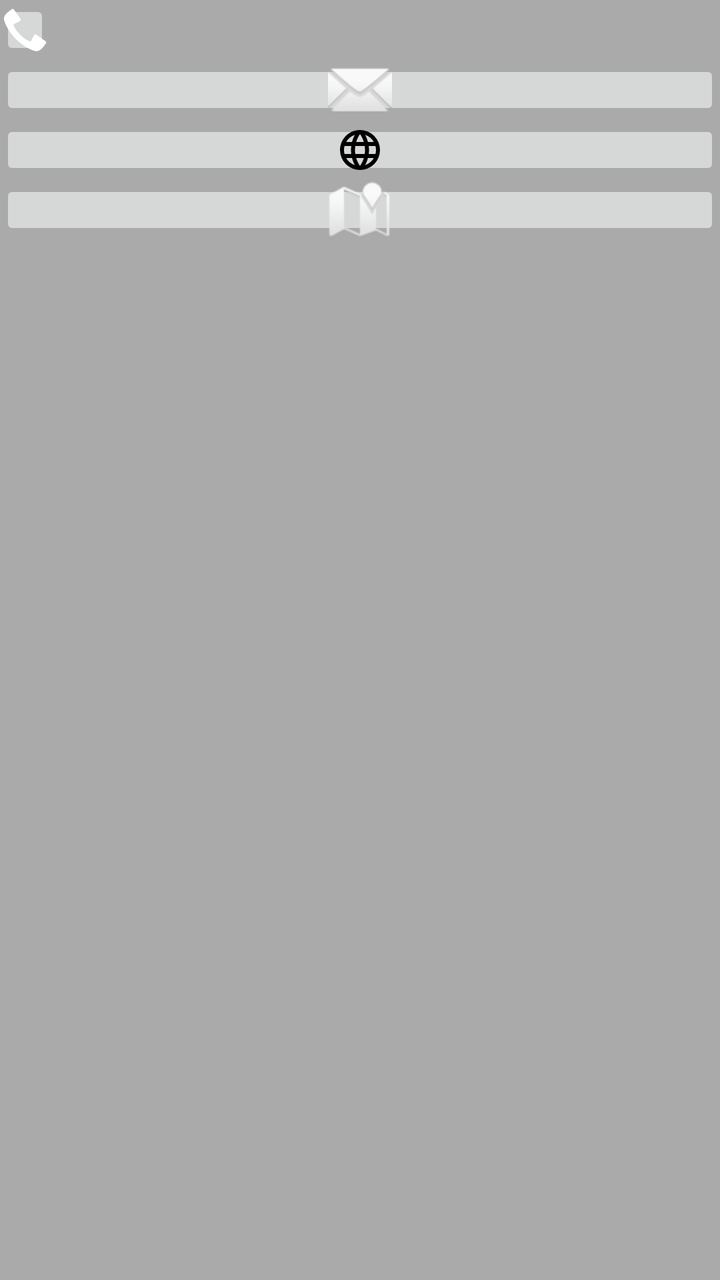
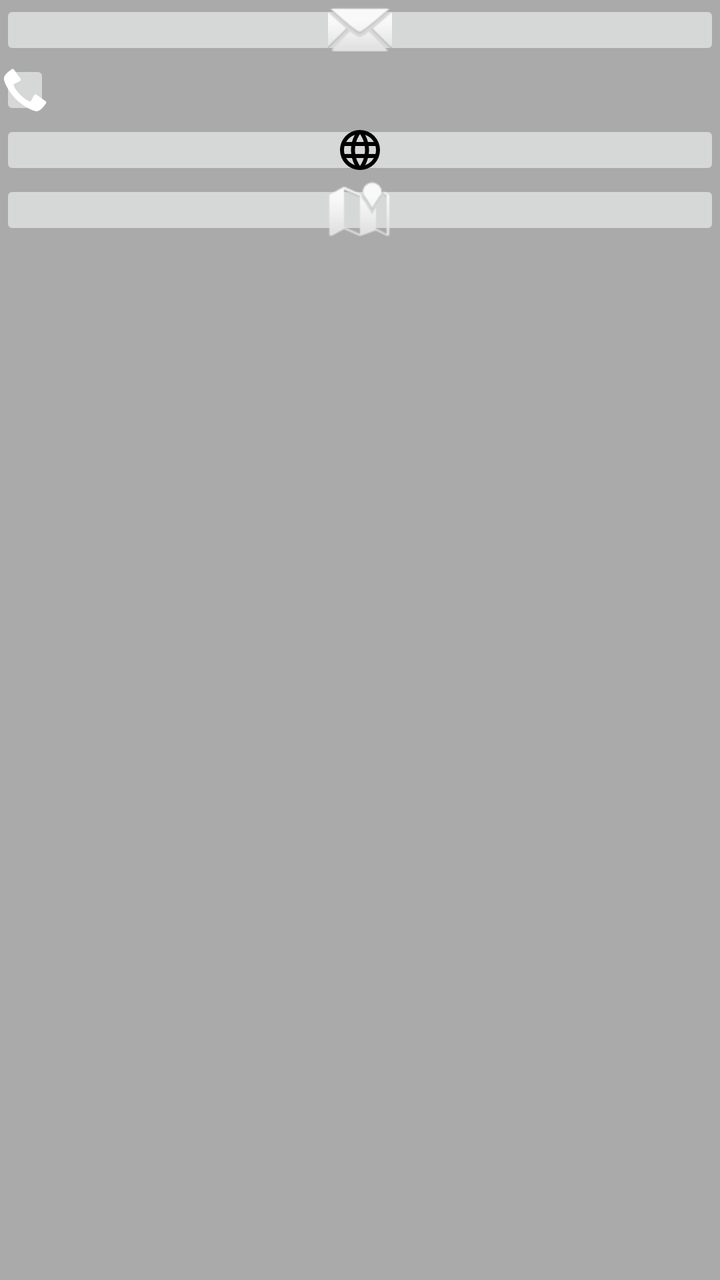

The first picture is an Android layout as it rendered before a commit; the second is the same layout after the commit. The layout source and the unified diff follow.
<!-- AndroidManifest.xml: application theme AppTheme -->
<!-- res/layout/dialog_contact.xml -->
<?xml version="1.0" encoding="utf-8"?>
<LinearLayout
    xmlns:android="http://schemas.android.com/apk/res/android"
    android:id="@+id/collection_add_bar"
    android:layout_width="match_parent"
    android:layout_height="match_parent"
    android:layout_marginStart="8dp"
    android:layout_marginEnd="4dp"
    android:layout_marginTop="4dp"
    android:orientation="vertical"
    android:padding="0dp"
    android:background="@color/colorNeutralDark">

    <ImageButton
        android:id="@+id/phone_button"
        android:src="@android:drawable/stat_sys_phone_call"
        android:layout_width="25dp"
        android:layout_height="30dp"
        android:gravity="center"
        android:textColor="#555"
        android:textStyle="bold"
        android:textSize="@dimen/text_size_paragraph_title"
        android:padding="0dp"/>

    <ImageButton
        android:id="@+id/email_button"
        android:src="@android:drawable/ic_dialog_email"
        android:layout_width="match_parent"
        android:layout_height="30dp"
        android:gravity="center"
        android:textColor="#555"
        android:textStyle="bold"
        android:textSize="@dimen/text_size_paragraph_title"
        android:padding="0dp"/>

    <ImageButton
        android:id="@+id/website_button"
        android:src="@drawable/web"
        android:layout_width="match_parent"
        android:layout_height="30dp"
        android:gravity="center"
        android:textColor="#555"
        android:textStyle="bold"
        android:textSize="@dimen/text_size_paragraph_title"
        android:padding="0dp"/>

    <ImageButton
        android:id="@+id/address_button"
        android:src="@android:drawable/ic_dialog_map"
        android:layout_width="match_parent"
        android:layout_height="30dp"
        android:gravity="center"
        android:textColor="#555"
        android:textStyle="bold"
        android:textSize="@dimen/text_size_paragraph_title"
        android:padding="0dp"/>

</LinearLayout>
<!-- resources referenced by this layout -->
<resources>
  <color name="colorNeutralDark">#AAA</color>
  <dimen name="text_size_paragraph_title">20sp</dimen>
  <!-- drawable web (drawable) -->
  <vector xmlns:android="http://schemas.android.com/apk/res/android"
      android:height="24dp"
      android:width="24dp"
      android:viewportWidth="24"
      android:viewportHeight="24">
      <path android:fillColor="#000" android:pathData="M16.36,14C16.44,13.34 16.5,12.68 16.5,12C16.5,11.32 16.44,10.66 16.36,10H19.74C19.9,10.64 20,11.31 20,12C20,12.69 19.9,13.36 19.74,14M14.59,19.56C15.19,18.45 15.65,17.25 15.97,16H18.92C17.96,17.65 16.43,18.93 14.59,19.56M14.34,14H9.66C9.56,13.34 9.5,12.68 9.5,12C9.5,11.32 9.56,10.65 9.66,10H14.34C14.43,10.65 14.5,11.32 14.5,12C14.5,12.68 14.43,13.34 14.34,14M12,19.96C11.17,18.76 10.5,17.43 10.09,16H13.91C13.5,17.43 12.83,18.76 12,19.96M8,8H5.08C6.03,6.34 7.57,5.06 9.4,4.44C8.8,5.55 8.35,6.75 8,8M5.08,16H8C8.35,17.25 8.8,18.45 9.4,19.56C7.57,18.93 6.03,17.65 5.08,16M4.26,14C4.1,13.36 4,12.69 4,12C4,11.31 4.1,10.64 4.26,10H7.64C7.56,10.66 7.5,11.32 7.5,12C7.5,12.68 7.56,13.34 7.64,14M12,4.03C12.83,5.23 13.5,6.57 13.91,8H10.09C10.5,6.57 11.17,5.23 12,4.03M18.92,8H15.97C15.65,6.75 15.19,5.55 14.59,4.44C16.43,5.07 17.96,6.34 18.92,8M12,2C6.47,2 2,6.5 2,12A10,10 0 0,0 12,22A10,10 0 0,0 22,12A10,10 0 0,0 12,2Z" />
  </vector>
  <style name="AppTheme" parent="Theme.AppCompat.Light.DarkActionBar">
          <item name="colorPrimary">@color/colorPrimary</item>
          <item name="colorPrimaryDark">@color/colorPrimaryDark</item>
          <item name="colorAccent">@color/colorAccent</item>
          <item name="popupMenuStyle">@style/AppTheme.PopupOverlay</item>
      </style>
  <color name="colorPrimary">#00B0FF</color>
  <color name="colorPrimaryDark">#0081CB</color>
  <color name="colorAccent">#FBC02D</color>
  <style name="AppTheme.PopupOverlay" parent="@android:style/Widget.PopupMenu">
          <item name="android:background">@color/colorPrimary</item>
      </style>
</resources>

<!-- the commit's change to res/layout/dialog_contact.xml (unified diff, before → after) -->
@@ -12,6 +12,17 @@
     android:background="@color/colorNeutralDark">
 
     <ImageButton
+        android:id="@+id/email_button"
+        android:src="@android:drawable/ic_dialog_email"
+        android:layout_width="match_parent"
+        android:layout_height="30dp"
+        android:gravity="center"
+        android:textColor="#555"
+        android:textStyle="bold"
+        android:textSize="@dimen/text_size_paragraph_title"
+        android:padding="0dp"/>
+
+    <ImageButton
         android:id="@+id/phone_button"
         android:src="@android:drawable/stat_sys_phone_call"
         android:layout_width="25dp"
@@ -22,16 +33,6 @@
         android:textSize="@dimen/text_size_paragraph_title"
         android:padding="0dp"/>
 
-    <ImageButton
-        android:id="@+id/email_button"
-        android:src="@android:drawable/ic_dialog_email"
-        android:layout_width="match_parent"
-        android:layout_height="30dp"
-        android:gravity="center"
-        android:textColor="#555"
-        android:textStyle="bold"
-        android:textSize="@dimen/text_size_paragraph_title"
-        android:padding="0dp"/>
 
     <ImageButton
         android:id="@+id/website_button"
